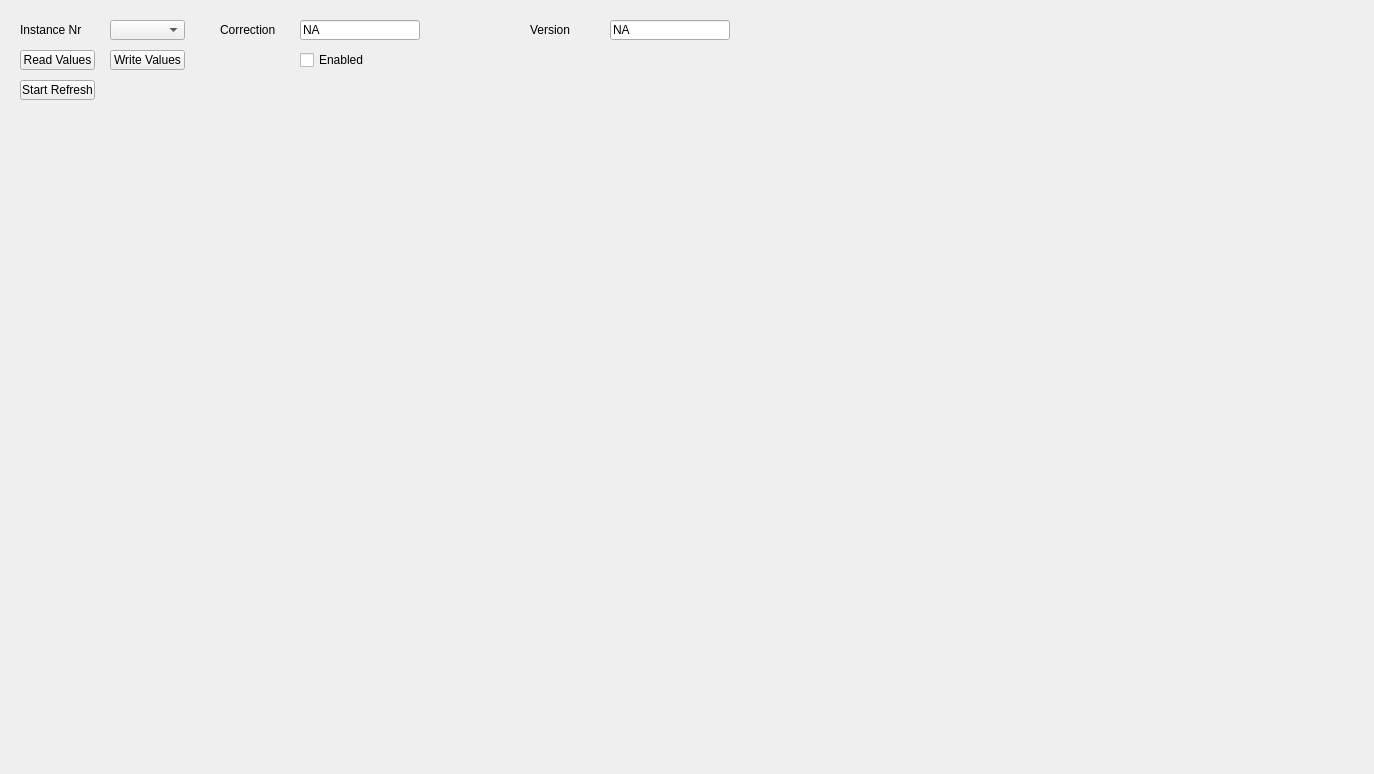
Before: the Qt Designer form UCM/Library/UniversalConfigurationManager/IrigMasterTab/Ucm_IrigMasterTab.ui in NetTimeLogic/UniversalConfigurationManager, drawn with Qt 5.
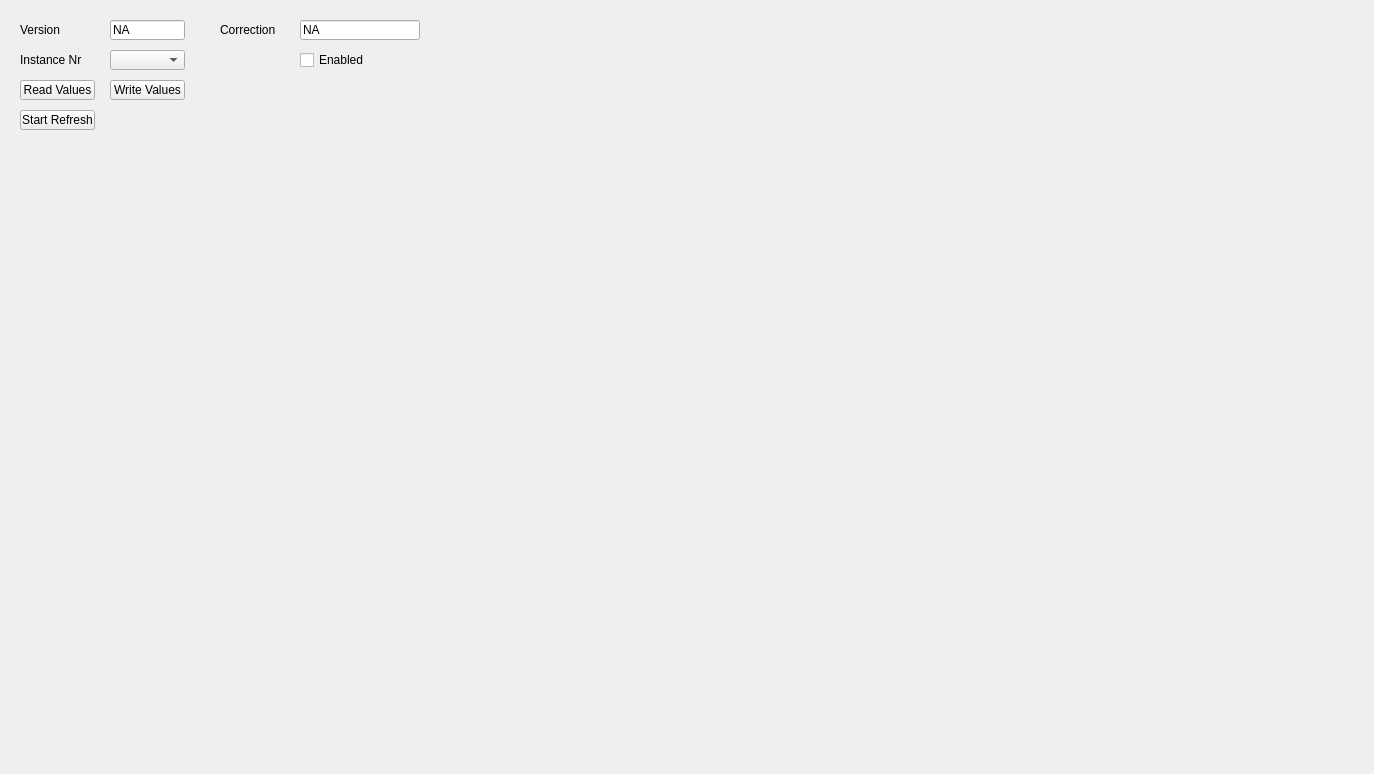
After: the same form once the commit is applied.

What changed in the file:
```diff
--- a/UCM/Library/UniversalConfigurationManager/IrigMasterTab/Ucm_IrigMasterTab.ui
+++ b/UCM/Library/UniversalConfigurationManager/IrigMasterTab/Ucm_IrigMasterTab.ui
@@ -35,9 +35,9 @@
    </property>
    <property name="geometry">
     <rect>
-     <x>610</x>
+     <x>110</x>
      <y>20</y>
-     <width>120</width>
+     <width>75</width>
      <height>20</height>
     </rect>
    </property>
@@ -52,7 +52,7 @@
    <property name="geometry">
     <rect>
      <x>20</x>
-     <y>80</y>
+     <y>110</y>
      <width>75</width>
      <height>20</height>
     </rect>
@@ -65,7 +65,7 @@
    <property name="geometry">
     <rect>
      <x>20</x>
-     <y>20</y>
+     <y>50</y>
      <width>80</width>
      <height>20</height>
     </rect>
@@ -91,7 +91,7 @@
    <property name="geometry">
     <rect>
      <x>110</x>
-     <y>50</y>
+     <y>80</y>
      <width>75</width>
      <height>20</height>
     </rect>
@@ -104,7 +104,7 @@
    <property name="geometry">
     <rect>
      <x>110</x>
-     <y>20</y>
+     <y>50</y>
      <width>75</width>
      <height>20</height>
     </rect>
@@ -113,7 +113,7 @@
   <widget class="QLabel" name="IrigMasterVersionLabel">
    <property name="geometry">
     <rect>
-     <x>530</x>
+     <x>20</x>
      <y>20</y>
      <width>80</width>
      <height>20</height>
@@ -127,7 +127,7 @@
    <property name="geometry">
     <rect>
      <x>20</x>
-     <y>50</y>
+     <y>80</y>
      <width>75</width>
      <height>20</height>
     </rect>
```
